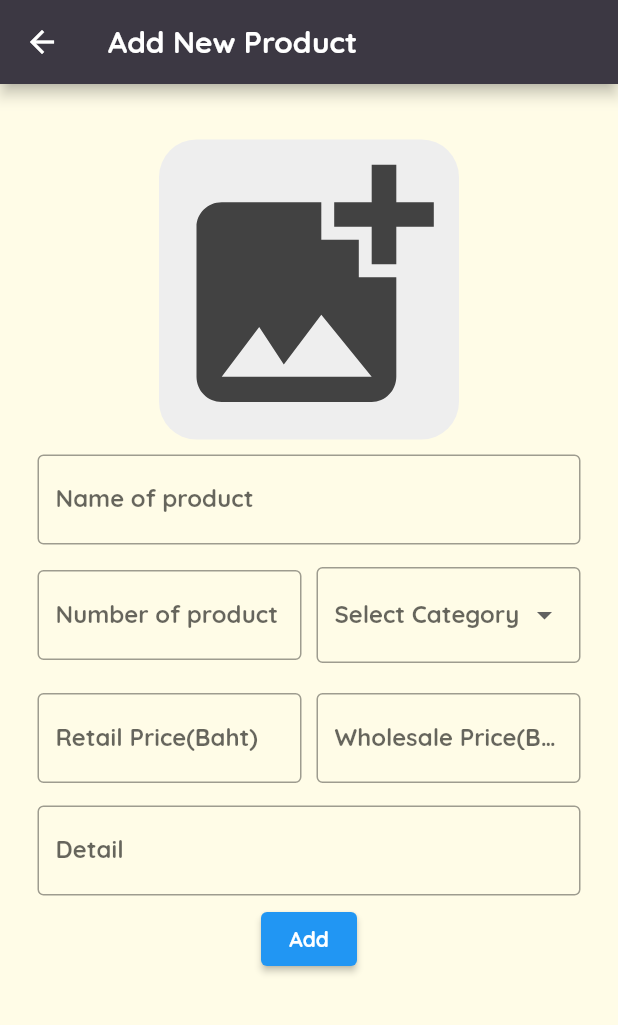
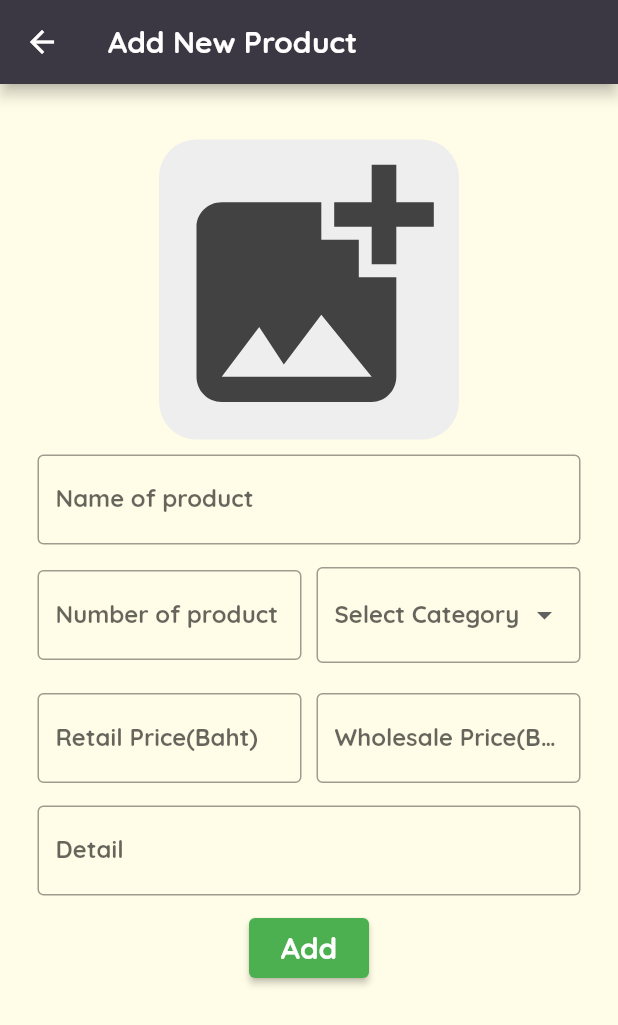
Before and after one commit to Skythethird/sokoV3, a Flutter app: the screen it shows after launch, after a tap on the "add" icon, on a phone screen of 412 x 824 dp. Shown: the top 1025 px of the screen. Run offline on Flutter 3.47's test engine with Material 2 defaults, Android fonts, the phone set to English and light mode, and no system bars; our stand-ins replace barcode_widget, focused_menu, image_gallery_saver, image_picker, screenshot and 2 more; missing offline and left inert: barcode_image, dart:ffi, flutter_barcode_scanner, pattern_formatter; accounts and stored records are empty; network calls fail; statements that could not run were skipped.

Commit message:
ui เสร็จแล้วโว้ยยยย

```diff
--- a/lib/Home.dart
+++ b/lib/Home.dart
@@ -78,7 +78,7 @@ class _HomeState extends State<Home> {
                 builder: (BuildContext context, AsyncSnapshot snapshot) {
                   if (snapshot.hasData) {
                     return SizedBox(
-                      height: 400,
+                      height: 660,
                       child: AnimatedList(
                           key: _listKey,
                           initialItemCount: _listProduct1.length,
--- a/lib/add_new_product.dart
+++ b/lib/add_new_product.dart
@@ -208,19 +208,27 @@ class _AddNewProductPageState extends State<AddNewProductPage> {
                   },
                 ),
               ),
-              ElevatedButton(
+              Container(
+                margin: const EdgeInsets.all(10),
+                child: SizedBox(
+                  height: 40,
+                  width: 80,
+                  child: ElevatedButton(
+                      style: ElevatedButton.styleFrom(
+                        primary: Colors.green,
+                      ), // background
                       onPressed: () {
                         insertProduct();
-                    Navigator.push(
-                    context,
-                    MaterialPageRoute(
-                        builder: (context) => Home()));
+                        Navigator.push(context,
+                            MaterialPageRoute(builder: (context) => Home()));
                       },
                       // style: ElevatedButton.styleFrom(
                       //   primary: Colors.green,
                       //   onPrimary: Colors.white,
                       // ),
-                  child: Text("Add")),
+                      child: Text("Add",style: TextStyle(fontSize: 20),)),
+                ),
+              ),
               new SizedBox(
                 height: 10.0,
               ),
@@ -230,7 +238,8 @@ class _AddNewProductPageState extends State<AddNewProductPage> {
       ),
     );
   }
-void Saveimage(path) async{
+
+  void Saveimage(path) async {
     SharedPreferences saveimage = await SharedPreferences.getInstance();
     saveimage.setString("imagepath", path);
   }
```
Also changed, not shown: lib/Widget/new_list_item_widget.dart (+14 -7 lines), lib/barcode_generate.dart (+30 -12 lines), lib/detail_item.dart (+50 -24 lines), 1 other file. Lines whose indentation alone changed are shown as unchanged.
